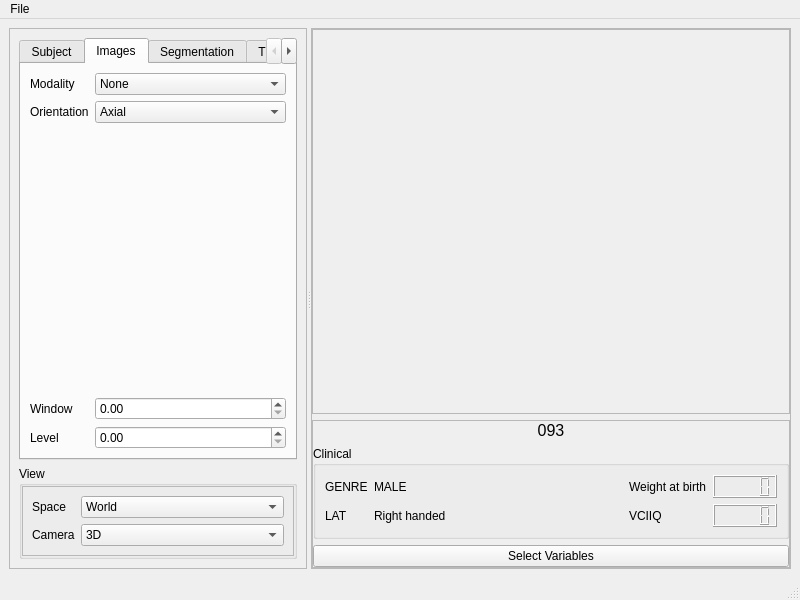
This is braviz/interaction/qt_guis/subject_overview.ui in diego0020/braviz-app as Qt 5 draws it before an edit. The edited form follows.
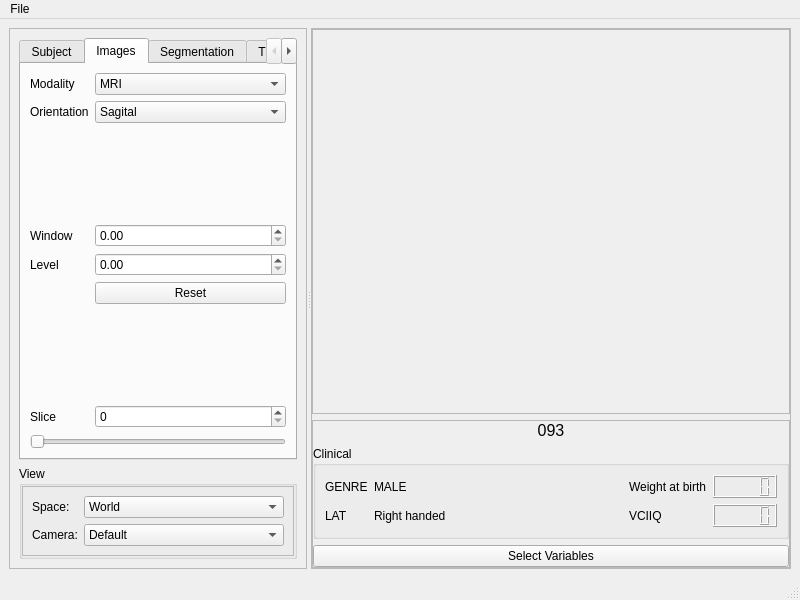
This is the edited form.

Commit message: image selection working in subject_overview

Diff of the .ui file:
```diff
--- a/braviz/interaction/qt_guis/subject_overview.ui
+++ b/braviz/interaction/qt_guis/subject_overview.ui
@@ -33,7 +33,7 @@
        <property name="frameShadow">
         <enum>QFrame::Sunken</enum>
        </property>
-       <layout class="QVBoxLayout" name="verticalLayout" stretch="1,0">
+       <layout class="QVBoxLayout" name="verticalLayout" stretch="0,0">
         <item>
          <widget class="QTabWidget" name="tab_controls">
           <property name="currentIndex">
@@ -72,6 +72,9 @@
               <property name="text">
                <string>Modality</string>
               </property>
+              <property name="buddy">
+               <cstring>image_mod_combo</cstring>
+              </property>
              </widget>
             </item>
             <item row="1" column="0">
@@ -79,10 +82,16 @@
               <property name="text">
                <string>Orientation</string>
               </property>
+              <property name="buddy">
+               <cstring>image_orientation</cstring>
+              </property>
              </widget>
             </item>
             <item row="0" column="1">
-             <widget class="QComboBox" name="comboBox_3">
+             <widget class="QComboBox" name="image_mod_combo">
+              <property name="currentIndex">
+               <number>1</number>
+              </property>
               <item>
                <property name="text">
                 <string>None</string>
@@ -116,22 +125,25 @@
              </widget>
             </item>
             <item row="1" column="1">
-             <widget class="QComboBox" name="comboBox_4">
+             <widget class="QComboBox" name="image_orientation">
+              <property name="currentIndex">
+               <number>2</number>
+              </property>
               <item>
                <property name="text">
                 <string>Axial</string>
                </property>
               </item>
-              <item>
-               <property name="text">
-                <string>Sagital</string>
-               </property>
-              </item>
               <item>
                <property name="text">
                 <string>Coronal</string>
                </property>
               </item>
+              <item>
+               <property name="text">
+                <string>Sagital</string>
+               </property>
+              </item>
              </widget>
             </item>
             <item row="3" column="0">
@@ -139,6 +151,9 @@
               <property name="text">
                <string>Window</string>
               </property>
+              <property name="buddy">
+               <cstring>image_window</cstring>
+              </property>
              </widget>
             </item>
             <item row="4" column="0">
@@ -146,13 +161,16 @@
               <property name="text">
                <string>Level</string>
               </property>
+              <property name="buddy">
+               <cstring>image_level</cstring>
+              </property>
              </widget>
             </item>
             <item row="3" column="1">
-             <widget class="QDoubleSpinBox" name="doubleSpinBox"/>
+             <widget class="QDoubleSpinBox" name="image_window"/>
             </item>
             <item row="4" column="1">
-             <widget class="QDoubleSpinBox" name="doubleSpinBox_2"/>
+             <widget class="QDoubleSpinBox" name="image_level"/>
             </item>
             <item row="2" column="1">
              <spacer name="verticalSpacer">
@@ -167,6 +185,46 @@
               </property>
              </spacer>
             </item>
+            <item row="5" column="1">
+             <widget class="QPushButton" name="reset_window_level">
+              <property name="text">
+               <string>Reset</string>
+              </property>
+             </widget>
+            </item>
+            <item row="6" column="1">
+             <spacer name="verticalSpacer_2">
+              <property name="orientation">
+               <enum>Qt::Vertical</enum>
+              </property>
+              <property name="sizeHint" stdset="0">
+               <size>
+                <width>20</width>
+                <height>40</height>
+               </size>
+              </property>
+             </spacer>
+            </item>
+            <item row="7" column="0">
+             <widget class="QLabel" name="label">
+              <property name="text">
+               <string>Slice</string>
+              </property>
+              <property name="buddy">
+               <cstring>slice_spin</cstring>
+              </property>
+             </widget>
+            </item>
+            <item row="7" column="1">
+             <widget class="QSpinBox" name="slice_spin"/>
+            </item>
+            <item row="8" column="0" colspan="2">
+             <widget class="QSlider" name="slice_slider">
+              <property name="orientation">
+               <enum>Qt::Horizontal</enum>
+              </property>
+             </widget>
+            </item>
            </layout>
           </widget>
           <widget class="QWidget" name="tab">
@@ -208,10 +266,16 @@
               <enum>QFrame::Raised</enum>
              </property>
              <layout class="QFormLayout" name="formLayout">
+              <property name="fieldGrowthPolicy">
+               <enum>QFormLayout::AllNonFixedFieldsGrow</enum>
+              </property>
               <item row="0" column="0">
                <widget class="QLabel" name="label_3">
                 <property name="text">
-                 <string>Space</string>
+                 <string>Space:</string>
+                </property>
+                <property name="buddy">
+                 <cstring>comboBox</cstring>
                 </property>
                </widget>
               </item>
@@ -236,31 +300,55 @@
               </item>
               <item row="1" column="0">
                <widget class="QLabel" name="label_4">
+                <property name="toolTip">
+                 <string>&lt;html&gt;&lt;head/&gt;&lt;body&gt;&lt;p&gt;Use this box to move camera to a predefined position&lt;/p&gt;&lt;/body&gt;&lt;/html&gt;</string>
+                </property>
                 <property name="text">
-                 <string>Camera</string>
+                 <string>Camera:</string>
+                </property>
+                <property name="buddy">
+                 <cstring>camera_pos</cstring>
                 </property>
                </widget>
               </item>
               <item row="1" column="1">
-               <widget class="QComboBox" name="comboBox_2">
+               <widget class="QComboBox" name="camera_pos">
+                <property name="toolTip">
+                 <string>&lt;html&gt;&lt;head/&gt;&lt;body&gt;&lt;p&gt;Use this box to reset the camera to predefined position&lt;/p&gt;&lt;/body&gt;&lt;/html&gt;</string>
+                </property>
                 <item>
                  <property name="text">
-                  <string>3D</string>
+                  <string>Default</string>
                  </property>
                 </item>
                 <item>
                  <property name="text">
-                  <string>Axial</string>
+                  <string>Left</string>
                  </property>
                 </item>
                 <item>
                  <property name="text">
-                  <string>Coronal</string>
+                  <string>Right</string>
                  </property>
                 </item>
                 <item>
                  <property name="text">
-                  <string>Sagital</string>
+                  <string>Front</string>
+                 </property>
+                </item>
+                <item>
+                 <property name="text">
+                  <string>Back</string>
+                 </property>
+                </item>
+                <item>
+                 <property name="text">
+                  <string>Top</string>
+                 </property>
+                </item>
+                <item>
+                 <property name="text">
+                  <string>Bottom</string>
                  </property>
                 </item>
                </widget>
```
Left out of the diff: 35 changed lines with no effect on the pictures. The commit also changes 5 other files.
